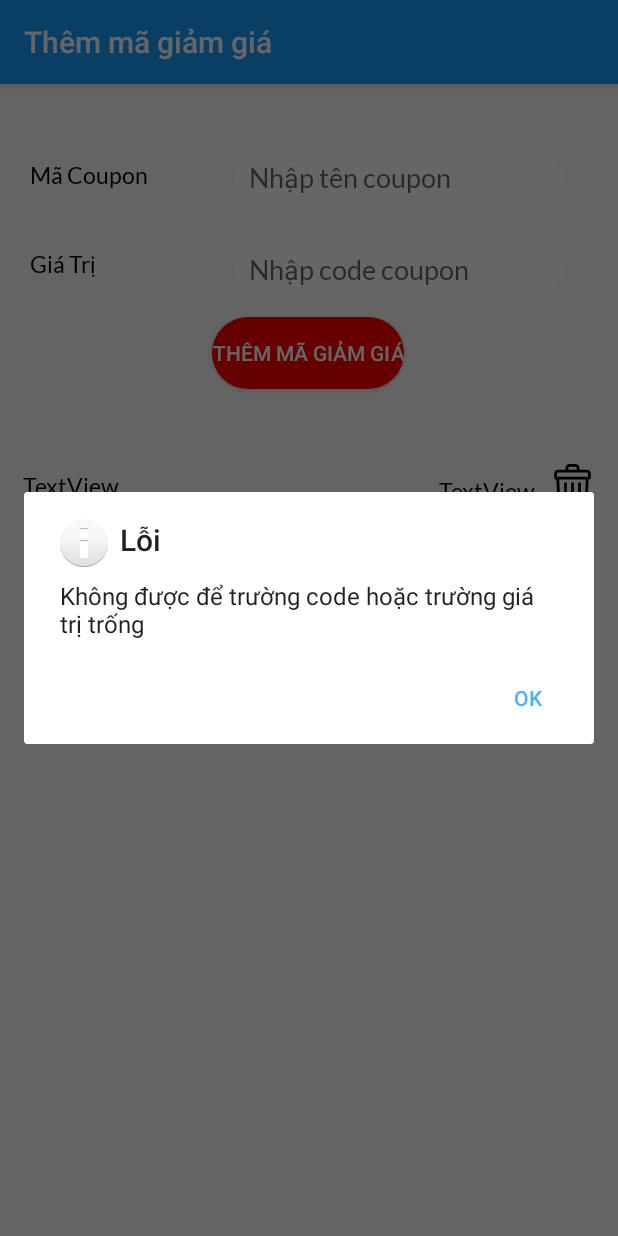
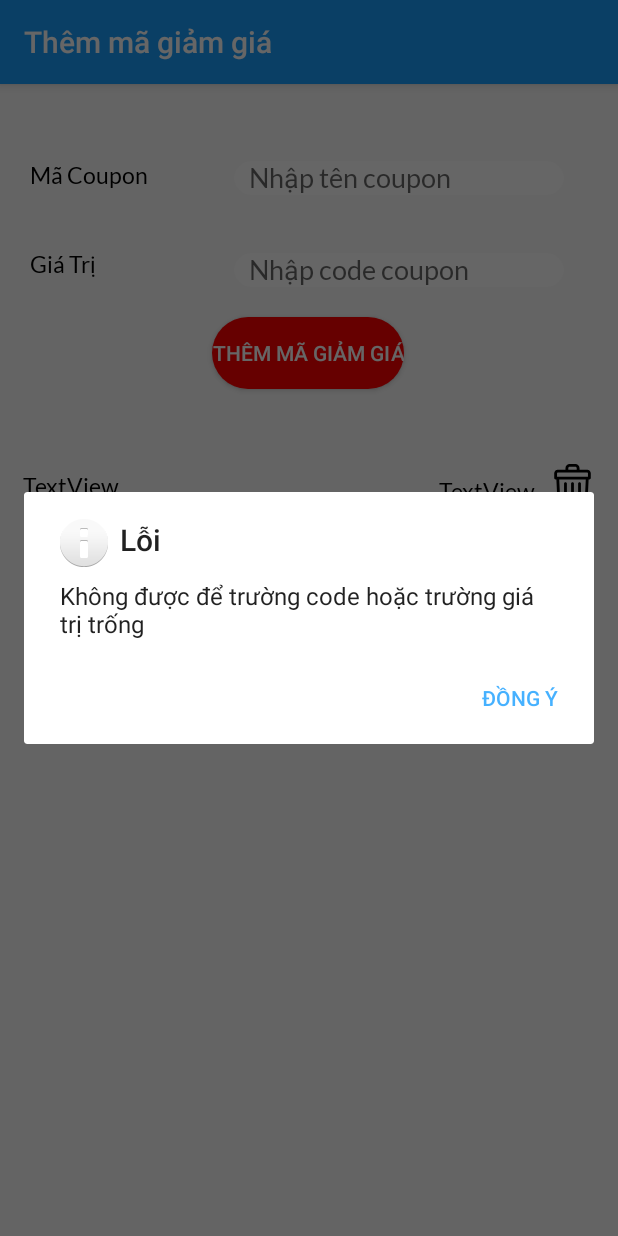
Before and after one commit to phanminhhoang2110/Android-Final-Project, an Android app: the screen it shows after launch (CouponActivity), after a tap on "THÊM MÃ GIẢM GIÁ", on a phone screen of 412 x 824 dp. Run offline under Robolectric (Android 15) with nearby library versions, the phone set to English and light mode, and no system bars.

Commit message:
Add Vietnamese File

```diff
--- a/app/src/main/java/com/example/h3t_project/activity/CouponActivity.java
+++ b/app/src/main/java/com/example/h3t_project/activity/CouponActivity.java
@@ -15,6 +15,7 @@ import androidx.appcompat.widget.Toolbar;
 
 import com.example.h3t_project.DAO.CouponDAO;
 import com.example.h3t_project.R;
+import com.example.h3t_project.constants.VietnameseWord;
 import com.example.h3t_project.model.CouponItem;
 
 public class CouponActivity extends AppCompatActivity {
@@ -28,7 +29,7 @@ public class CouponActivity extends AppCompatActivity {
     setContentView(R.layout.activity_coupon);
     Toolbar toolbar = findViewById(R.id.toolbar);
     setSupportActionBar(toolbar);
-    setTitle("Thêm mã giảm giá");
+    setTitle(VietnameseWord.couponActivity);
     addCounpon = findViewById(R.id.addCouponbtn);
     addCounpon.setOnClickListener(new View.OnClickListener() {
       @Override
@@ -64,10 +65,10 @@ public class CouponActivity extends AppCompatActivity {
 
   private void showErrorDialog() {
     AlertDialog.Builder builder = new AlertDialog.Builder(this);
-    builder.setTitle("Lỗi");
-    builder.setMessage("Không được để trường code hoặc trường giá trị trống");
+    builder.setTitle(VietnameseWord.error);
+    builder.setMessage(VietnameseWord.errorCouponEmpty);
     builder.setIcon(android.R.drawable.ic_dialog_info);
-    builder.setPositiveButton("OK", new DialogInterface.OnClickListener() {
+    builder.setPositiveButton(VietnameseWord.ok, new DialogInterface.OnClickListener() {
       @Override
       public void onClick(DialogInterface dialog, int which) {
         dialog.cancel();
@@ -79,10 +80,10 @@ public class CouponActivity extends AppCompatActivity {
   }
   private void showSuccessDialog() {
     AlertDialog.Builder builder = new AlertDialog.Builder(this);
-    builder.setTitle("Thêm thành công");
-    builder.setMessage("Đã thêm coupon thành công");
+    builder.setTitle(VietnameseWord.addSuccess);
+    builder.setMessage(VietnameseWord.addCouponSuccess);
     builder.setIcon(android.R.drawable.star_big_on);
-    builder.setPositiveButton("OK", new DialogInterface.OnClickListener() {
+    builder.setPositiveButton(VietnameseWord.ok, new DialogInterface.OnClickListener() {
       @Override
       public void onClick(DialogInterface dialog, int which) {
         dialog.cancel();
--- /dev/null
+++ b/app/src/main/java/com/example/h3t_project/constants/VietnameseWord.java
@@ -0,0 +1,10 @@
+package com.example.h3t_project.constants;
+
+public class VietnameseWord {
+  public static String error = "Lỗi";
+  public static String errorCouponEmpty = "Không được để trường code hoặc trường giá trị trống";
+  public static String ok = "Đồng ý";
+  public static String addSuccess = "Thêm thành công";
+  public static String addCouponSuccess = "Đã thêm coupon thành công";
+  public static String couponActivity = "Thêm mã giảm giá";
+}
```
